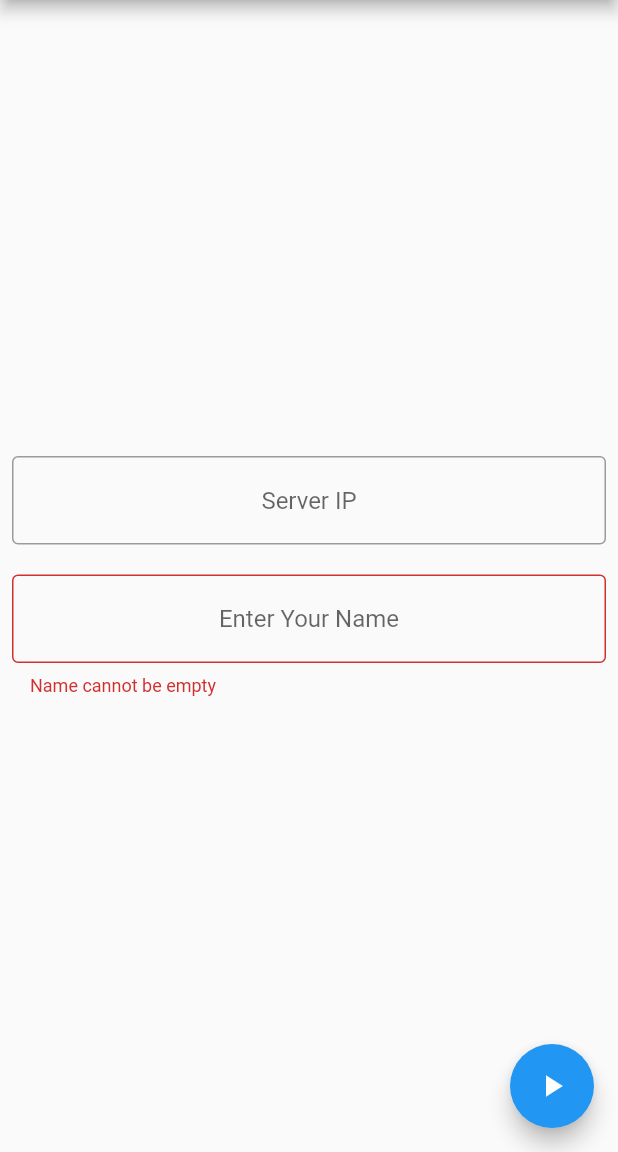
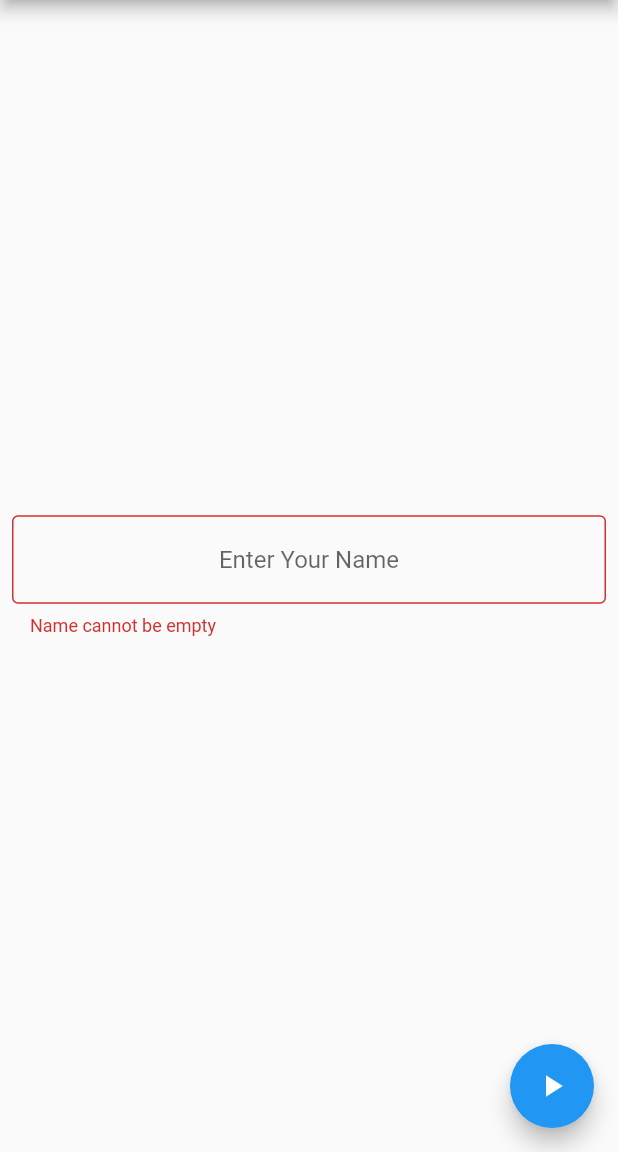
Before and after one commit to samliew94/avalon-flutter-client, a Flutter app: the screen it shows after launch, after a tap on the "play arrow" icon, on a phone screen of 412 x 824 dp, the part 84-1236 px from its top. Run offline on Flutter 3.47's test engine with Material 2 defaults, Android fonts, the phone set to English and light mode, and no system bars; our stand-ins replace flip_card, fluttericon, font_awesome_flutter, google_fonts, simple_gradient_text; network calls fail.

Commit message:
removed server ip text field. Config serverIp now defaults to 192.168.0.237

```diff
--- a/lib/config.dart
+++ b/lib/config.dart
@@ -1,5 +1,5 @@
 class Config {
-  static String serverIp = "";
+  static String serverIp = "192.168.0.237";
   static String getServerIp() {
     if (serverIp.isEmpty) {
       return "http://localhost";
--- a/lib/main.dart
+++ b/lib/main.dart
@@ -77,15 +77,15 @@ class _MyHomePageState extends State<MyHomePage> {
             child: Column(
               mainAxisAlignment: MainAxisAlignment.center,
               children: <Widget>[
-                TextFormField(
-                  textAlign: TextAlign.center,
-                  controller: ipController,
-                  decoration: const InputDecoration(
-                    border: OutlineInputBorder(),
-                    hintText: 'Server IP',
-                  ),
-                ),
-                const SizedBox(height: 20),
+                // TextFormField(
+                //   textAlign: TextAlign.center,
+                //   controller: ipController,
+                //   decoration: const InputDecoration(
+                //     border: OutlineInputBorder(),
+                //     hintText: 'Server IP',
+                //   ),
+                // ),
+                // const SizedBox(height: 20),
                 TextFormField(
                   textAlign: TextAlign.center,
                   controller: playerController,
@@ -108,7 +108,7 @@ class _MyHomePageState extends State<MyHomePage> {
       floatingActionButton: FloatingActionButton(
         onPressed: () {
           if (_formKey.currentState!.validate()) {
-            Config.serverIp = ipController.text;
+            // Config.serverIp = ipController.text;
             addPlayer(playerController.text);
           }
         },
```
